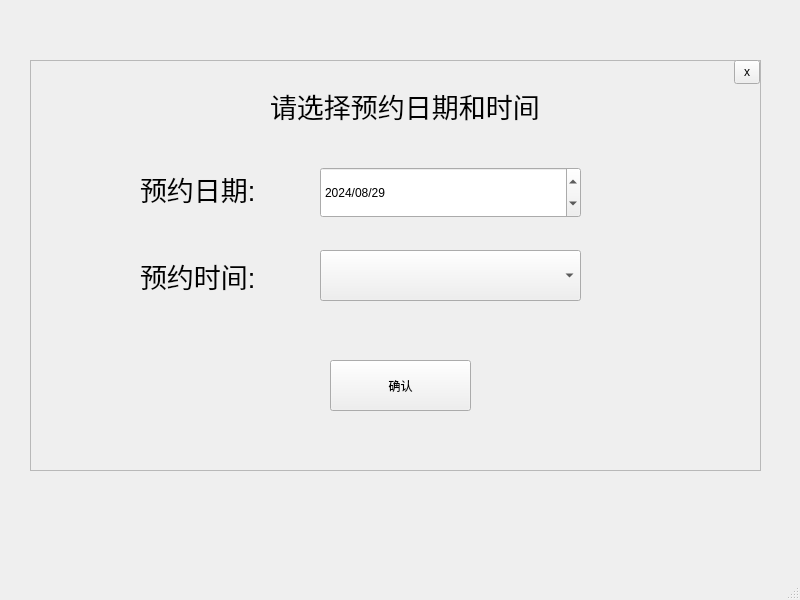
First picture: the form in demo1/guahao.ui, repository KeviaWang/work, before the edit.
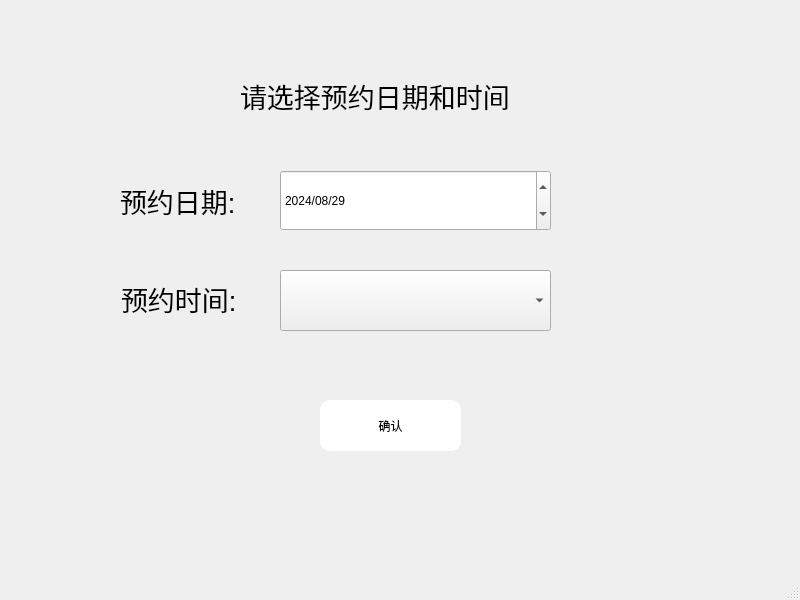
Second picture: the form after the edit. Icons and pictures are not drawn.

Patch:
```diff
--- a/demo1/guahao.ui
+++ b/demo1/guahao.ui
@@ -13,27 +13,17 @@
   <property name="windowTitle">
    <string>MainWindow</string>
   </property>
+  <property name="styleSheet">
+   <string notr="true">#centralwidget{border-image: url(:/picture/蓝色渐变.jpg);}
+#MainWindow{border-image: url(:/picture/蓝色渐变.jpg);}
+</string>
+  </property>
   <widget class="QWidget" name="centralwidget">
-   <widget class="QFrame" name="frame">
-    <property name="geometry">
-     <rect>
-      <x>30</x>
-      <y>60</y>
-      <width>731</width>
-      <height>411</height>
-     </rect>
-    </property>
-    <property name="frameShape">
-     <enum>QFrame::StyledPanel</enum>
-    </property>
-    <property name="frameShadow">
-     <enum>QFrame::Raised</enum>
-    </property>
     <widget class="QLabel" name="label">
      <property name="geometry">
       <rect>
        <x>240</x>
-       <y>10</y>
+      <y>60</y>
        <width>271</width>
        <height>71</height>
       </rect>
@@ -47,13 +37,31 @@
       <string>请选择预约日期和时间</string>
      </property>
     </widget>
+   <widget class="QLabel" name="label_2">
+    <property name="geometry">
+     <rect>
+      <x>120</x>
+      <y>180</y>
+      <width>191</width>
+      <height>41</height>
+     </rect>
+    </property>
+    <property name="font">
+     <font>
+      <pointsize>20</pointsize>
+     </font>
+    </property>
+    <property name="text">
+     <string>预约日期:</string>
+    </property>
+   </widget>
     <widget class="QDateEdit" name="dateEdit">
      <property name="geometry">
       <rect>
-       <x>290</x>
-       <y>107</y>
-       <width>261</width>
-       <height>51</height>
+      <x>280</x>
+      <y>170</y>
+      <width>271</width>
+      <height>61</height>
       </rect>
      </property>
      <property name="displayFormat">
@@ -67,29 +75,11 @@
       </date>
      </property>
     </widget>
-    <widget class="QLabel" name="label_2">
-     <property name="geometry">
-      <rect>
-       <x>110</x>
-       <y>108</y>
-       <width>191</width>
-       <height>41</height>
-      </rect>
-     </property>
-     <property name="font">
-      <font>
-       <pointsize>20</pointsize>
-      </font>
-     </property>
-     <property name="text">
-      <string>预约日期:</string>
-     </property>
-    </widget>
     <widget class="QLabel" name="label_3">
      <property name="geometry">
       <rect>
-       <x>110</x>
-       <y>195</y>
+      <x>121</x>
+      <y>278</y>
        <width>191</width>
        <height>41</height>
       </rect>
@@ -103,42 +93,33 @@
       <string>预约时间:</string>
      </property>
     </widget>
+   <widget class="QComboBox" name="comboBox">
+    <property name="geometry">
+     <rect>
+      <x>280</x>
+      <y>270</y>
+      <width>271</width>
+      <height>61</height>
+     </rect>
+    </property>
+   </widget>
     <widget class="QPushButton" name="pushButton">
      <property name="geometry">
       <rect>
-       <x>300</x>
-       <y>300</y>
+      <x>320</x>
+      <y>400</y>
        <width>141</width>
        <height>51</height>
       </rect>
      </property>
+    <property name="styleSheet">
+     <string notr="true">#pushButton{border-radius:10px;}
+#pushButton{background-color: rgb(255, 255, 255);}
+</string>
+    </property>
      <property name="text">
       <string>确认</string>
      </property>
-    </widget>
-    <widget class="QToolButton" name="toolButton">
-     <property name="geometry">
-      <rect>
-       <x>704</x>
-       <y>0</y>
-       <width>26</width>
-       <height>24</height>
-      </rect>
-     </property>
-     <property name="text">
-      <string>x</string>
-     </property>
-    </widget>
-    <widget class="QComboBox" name="comboBox">
-     <property name="geometry">
-      <rect>
-       <x>290</x>
-       <y>190</y>
-       <width>261</width>
-       <height>51</height>
-      </rect>
-     </property>
-    </widget>
    </widget>
   </widget>
   <widget class="QMenuBar" name="menubar">
```
Lines whose indentation alone changed are shown as unchanged.
